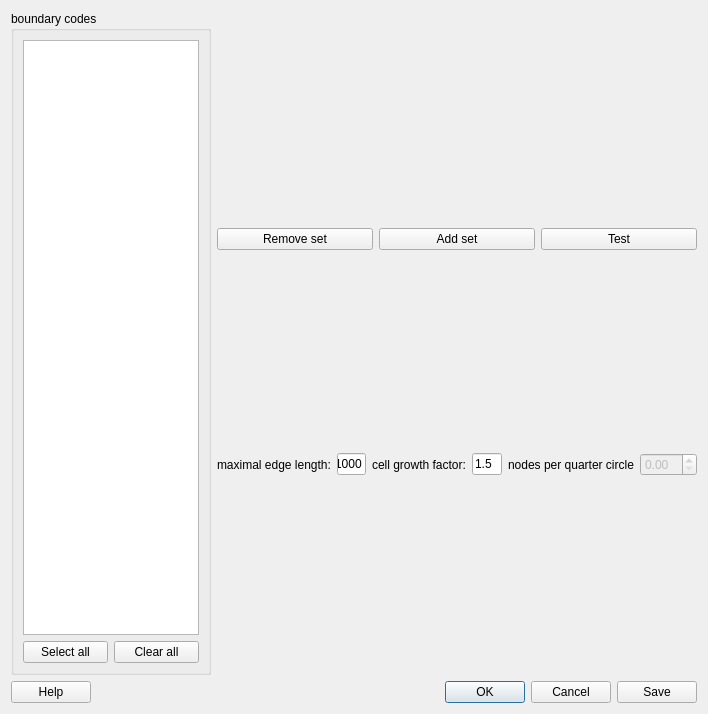
This is src/guicreatesurfacemesh.ui in enGits/engrid as Qt 5 draws it before an edit. The edited form follows.
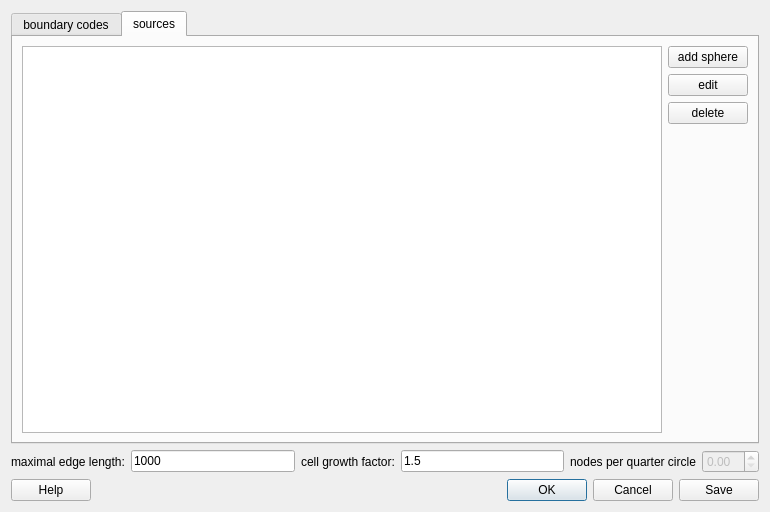
This is the edited form. The open tabs and pages were chosen to show the change. Icons and pictures are not drawn.

Commit message: implemented sources mechanism for edge length

What changed in the file:
```diff
--- a/src/guicreatesurfacemesh.ui
+++ b/src/guicreatesurfacemesh.ui
@@ -6,8 +6,8 @@
    <rect>
     <x>0</x>
     <y>0</y>
-    <width>708</width>
-    <height>714</height>
+    <width>770</width>
+    <height>512</height>
    </rect>
   </property>
   <property name="windowTitle">
@@ -19,6 +19,16 @@
   </property>
   <layout class="QVBoxLayout" name="verticalLayout_2">
    <item>
+    <widget class="QTabWidget" name="tabWidget">
+     <property name="currentIndex">
+      <number>0</number>
+     </property>
+     <widget class="QWidget" name="tab">
+      <attribute name="title">
+       <string>boundary codes</string>
+      </attribute>
+      <layout class="QHBoxLayout" name="horizontalLayout_4">
+       <item>
     <layout class="QHBoxLayout" name="horizontalLayout">
      <item>
       <widget class="QGroupBox" name="groupBox">
@@ -105,6 +115,67 @@
          </item>
         </layout>
        </item>
+          </layout>
+         </item>
+        </layout>
+       </item>
+      </layout>
+      <zorder></zorder>
+      <zorder></zorder>
+     </widget>
+     <widget class="QWidget" name="tab_2">
+      <attribute name="title">
+       <string>sources</string>
+      </attribute>
+      <layout class="QVBoxLayout" name="verticalLayout_3">
+       <item>
+        <layout class="QGridLayout" name="gridLayout">
+         <item row="0" column="0" rowspan="4">
+          <widget class="QListWidget" name="listWidgetSources"/>
+         </item>
+         <item row="0" column="1">
+          <widget class="QPushButton" name="pushButtonAddSphere">
+           <property name="text">
+            <string>add sphere</string>
+           </property>
+          </widget>
+         </item>
+         <item row="3" column="1">
+          <spacer name="verticalSpacer">
+           <property name="orientation">
+            <enum>Qt::Vertical</enum>
+           </property>
+           <property name="sizeHint" stdset="0">
+            <size>
+             <width>20</width>
+             <height>40</height>
+            </size>
+           </property>
+          </spacer>
+         </item>
+         <item row="1" column="1">
+          <widget class="QPushButton" name="pushButtonEditSource">
+           <property name="text">
+            <string>edit</string>
+           </property>
+          </widget>
+         </item>
+         <item row="2" column="1">
+          <widget class="QPushButton" name="pushButtonDeleteSource">
+           <property name="enabled">
+            <bool>true</bool>
+           </property>
+           <property name="text">
+            <string>delete</string>
+           </property>
+          </widget>
+         </item>
+        </layout>
+       </item>
+      </layout>
+     </widget>
+    </widget>
+   </item>
        <item>
         <layout class="QHBoxLayout" name="horizontalLayout_2">
          <item>
@@ -154,10 +225,6 @@
             <double>0.000000000000000</double>
            </property>
           </widget>
-         </item>
-        </layout>
-       </item>
-      </layout>
      </item>
     </layout>
    </item>
```
Lines whose indentation alone changed are shown as unchanged. The commit also changes 11 other files.
